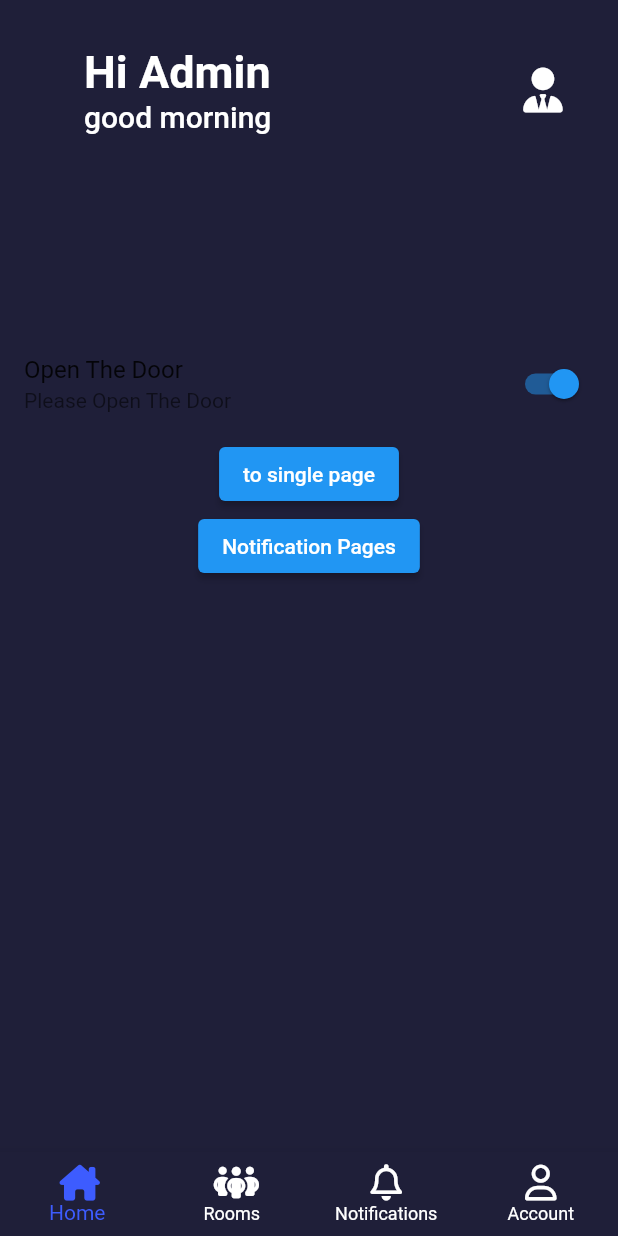
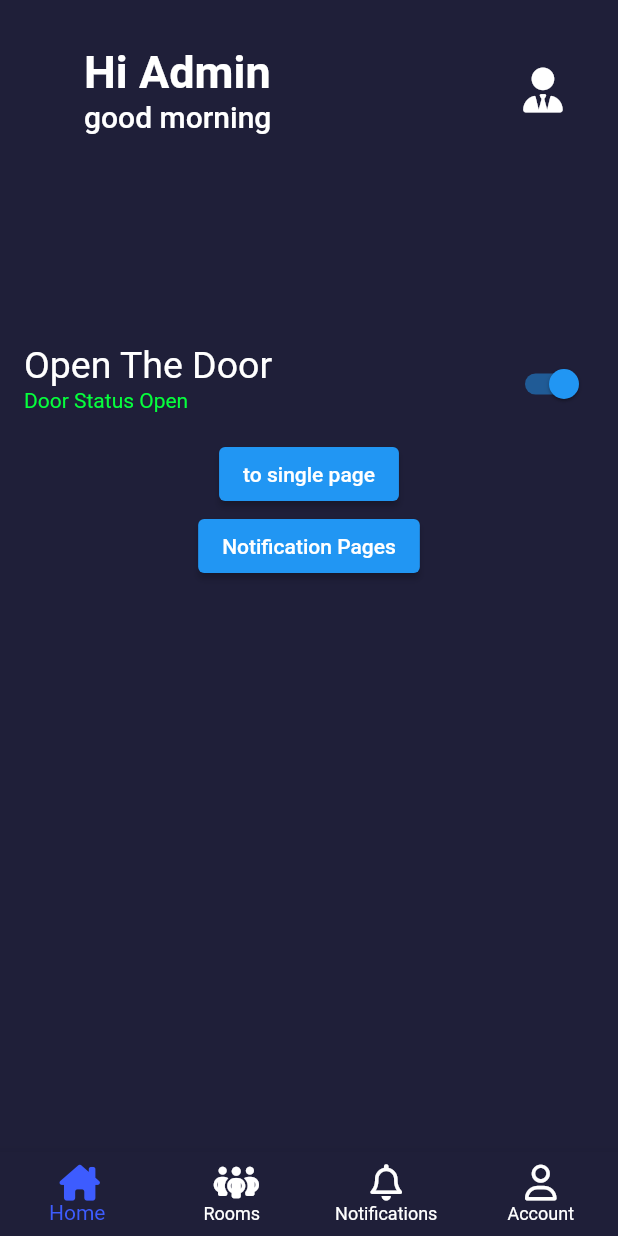
Before and after one commit to koonpech7/Sk-Mobile-App, a Flutter app: the screen it shows after launch, after a tap on "Open The Door", on a phone screen of 412 x 824 dp. Run offline on Flutter 3.47's test engine with Material 2 defaults, Android fonts, the phone set to English and light mode, and no system bars; our stand-ins replace font_awesome_flutter; missing offline and left inert: mqtt_client; statements that could not run were skipped.

```diff
--- a/lib/MQTTClientManager.dart
+++ b/lib/MQTTClientManager.dart
@@ -5,18 +5,18 @@ import 'package:mqtt_client/mqtt_server_client.dart';
 
 class MQTTClientManager {
   MqttServerClient client =
-      MqttServerClient.withPort('10.60.6.141', "SKAPP", 1883);
+      MqttServerClient.withPort('202.44.35.76', "SKAPP", 1883);
 
   Future<int> connect() async {
     client.logging(on: true);
     client.keepAlivePeriod = 60;
     client.onConnected = onConnected;
     client.onDisconnected = onDisconnected;
-    // client.onSubscribed = onSubscribed;
-    // client.pongCallback = pong;
+    client.onSubscribed = onSubscribed;
+    client.pongCallback = pong;
 
     final connMessage =
-        MqttConnectMessage().startClean().withWillQos(MqttQos.atLeastOnce).authenticateAs('sclass', '123456').keepAliveFor(60);
+        MqttConnectMessage().startClean().withWillQos(MqttQos.atLeastOnce).authenticateAs('sclass', 'class44702');
     client.connectionMessage = connMessage;
 
     try {
--- a/lib/screens/home.dart
+++ b/lib/screens/home.dart
@@ -18,7 +18,7 @@ class HomeScreens extends StatefulWidget {
 
 class _HomeScreensState extends State<HomeScreens> {
    MQTTClientManager mqttClientManager = MQTTClientManager();
-  final String pubTopic = "/door702";
+  final String pubTopic = "/Door44-702";
 
   bool _doorstatus = false;
 
@@ -49,15 +49,19 @@ class _HomeScreensState extends State<HomeScreens> {
             child: Column(
               children: [
                 SwitchListTile(
-                      title: Text("Open The Door"),
+                      title: Text("Open The Door",style: TextStyle(fontSize: 25, color: Colors.white)),
                       subtitle:
-                          a != 2 ? Text("Please Open The Door") : Text("test"),
+                          _doorstatus != true ? Text("Door Status Close",style: TextStyle(color: Colors.red)) : Text("Door Status Open",style: TextStyle(color: Color(0xFF05FF3C))),
                       value: _doorstatus,
                       onChanged: (bool value) {
                         setState(() {
                           _doorstatus = value;
+                          if(_doorstatus){
+                            mqttClientManager.publishMessage(
+                              pubTopic, "on");
+                          }else{
                           mqttClientManager.publishMessage(
-                              pubTopic, "702 ${_doorstatus}");
+                              pubTopic, "off");}
                         });
                       }),
 
```
Also changed, not shown: lib/screens/single_room.dart (+66 -16 lines).
